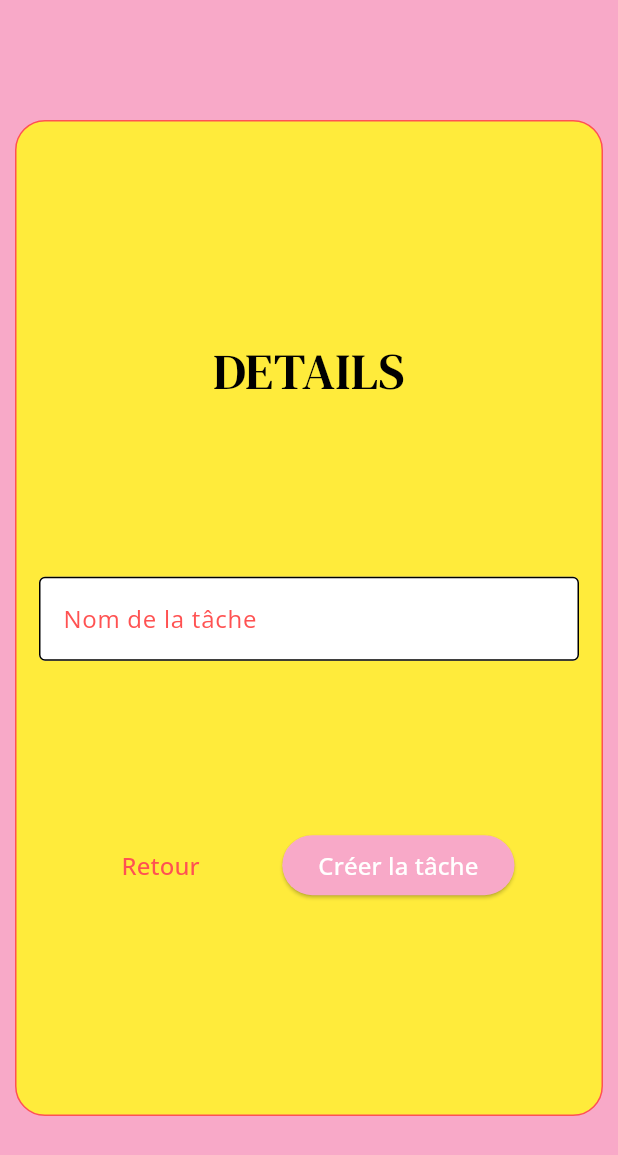
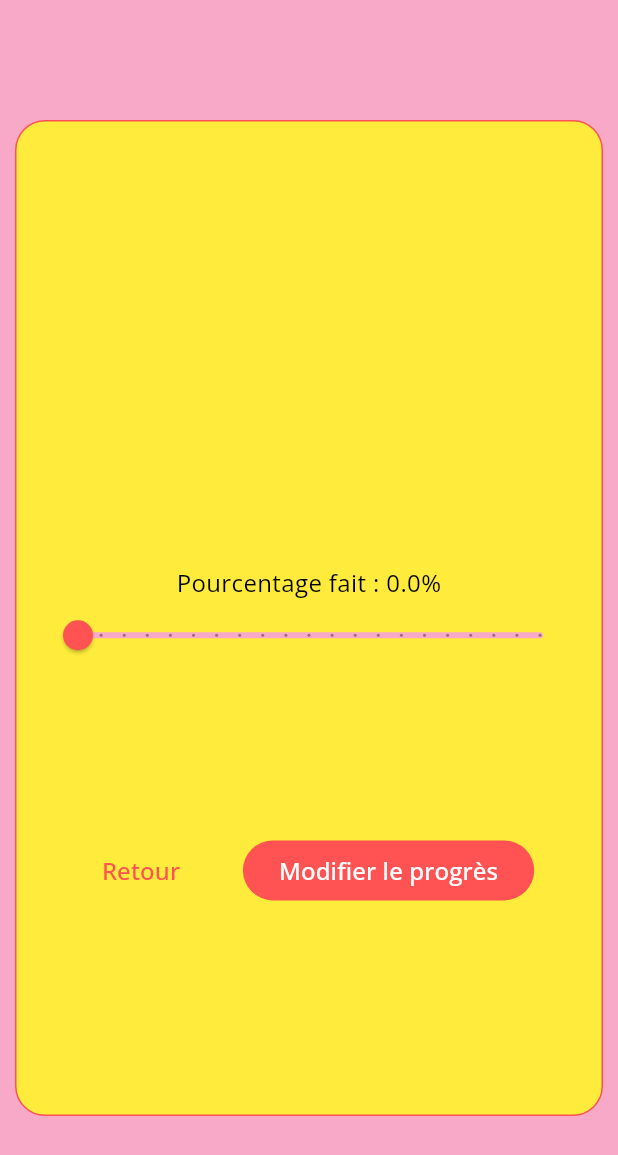
Before and after one commit to 2050189/TP1-FLUTTER, a Flutter app: the Details screen opened directly with empty values, on a phone screen of 412 x 824 dp. Shown: the top 1155 px of the screen. Run offline on Flutter 3.47's test engine with Material 3 defaults, Android fonts, the phone set to English and light mode, and no system bars; our stand-ins replace cookie_jar, dio, dio_cookie_manager, fluttertoast; network calls fail; project files that could hold a hidden picture were left out.

```diff
--- a/tp1_flutter/lib/connexion.dart
+++ b/tp1_flutter/lib/connexion.dart
@@ -159,8 +159,8 @@ class _ConnexionState extends State<Connexion> {
                       OutlinedButton(onPressed: () {
                         NavigationHelper().navigateTo(context, Inscription());
                       }, child: Text("Inscription", style: MyTypography.myBtnTextStyle)),
-                      FilledButton(onPressed: () {
-                        HttpHelper().Login(new SigninRequest(username: pseudoConnexion.text, password: mdpConnexion.text));
+                      FilledButton(onPressed: () async {
+                        await Login(new SigninRequest(username: pseudoConnexion.text, password: mdpConnexion.text));
                         NavigationHelper().navigateTo(context, Accueil());
                       }, child: Text("Se connecter", style: MyTypography.myBtnTextStyle))
                     ],
--- a/tp1_flutter/lib/details.dart
+++ b/tp1_flutter/lib/details.dart
@@ -1,10 +1,15 @@
 import 'package:flutter/material.dart';
+import 'package:tp1_flutter/DTOs/transfer.dart';
+import 'package:tp1_flutter/http.dart';
 import 'package:tp1_flutter/main.dart';
+
+import 'accueil.dart';
 
 class Details extends StatefulWidget {
   const Details({super.key, required this.taskid});
 
   final int taskid;
+
 
   @override
   State<Details> createState() => _DetailsState();
@@ -12,8 +17,31 @@ class Details extends StatefulWidget {
 
 class _DetailsState extends State<Details> {
 
+  String nameOfTask = "";
+
+  double _currentSliderValue = 0;
+
+
+  @override
+  void initState() {
+    // TODO: implement initState
+    super.initState();
+    GetTask();
+  }
+
+  GetTask()    async{
+    TaskDetailResponse tdr = await SeeTask(widget.taskid);
+    setState(() {
+
+    });
+    nameOfTask = tdr.name;
+    _currentSliderValue = tdr.percentageDone as double;
+  }
+
   @override
   Widget build(BuildContext context) {
+
+
 
     return Scaffold(
       body: Column(
@@ -33,29 +61,42 @@ class _DetailsState extends State<Details> {
               mainAxisAlignment: MainAxisAlignment.spaceEvenly,
               children: [
                 Text(
-                  "DETAILS", textAlign: TextAlign.center, style: MyTypography.myHeadingStyle,
+                  nameOfTask, textAlign: TextAlign.center, style: MyTypography.myHeadingStyle,
                 ),
-                TextFormField(
-                  decoration: InputDecoration(
-                      hintStyle: MyTypography.myHintStyle,
-                      labelStyle: MyTypography.myLabelStyle,
-                      labelText: "Nom de la tâche",
-                      border: OutlineInputBorder(
-                      ),
-                      hintText: 'Ex: Examen de math',
-                      fillColor: Colors.white,
-                      filled: true
-                  ),
+                Column(
+                  mainAxisAlignment: MainAxisAlignment.center,
+                  children: [
+                    Text(
+                      "Pourcentage fait : "+_currentSliderValue.toString()+"%", textAlign: TextAlign.center, style: MyTypography.myBodyStyleDark,
+                    ),
+                    Slider(
+                      value: _currentSliderValue,
+                      min: 0,
+                      max: 100,
+                      divisions: 20,
+                      label: _currentSliderValue.round().toString(),
+                      onChanged: (double value) {
+                        setState(() {
+                          _currentSliderValue = value;
+                        });
+                      },
+                    ),
+                  ],
                 ),
+
+
                 Row(
                   mainAxisAlignment: MainAxisAlignment.spaceEvenly,
                   children: [
 
                     TextButton(onPressed: (){
-                      //TODO : NAVIGATION
+                      NavigationHelper().navigateTo(context, Accueil());
                     }, child: Text("Retour", style: MyTypography.myBodyStyle,)),
-                    ElevatedButton(onPressed: (){}, child: Text(
-                      "Créer la tâche", style: MyTypography.myBodyStyleLight,
+                    FilledButton(onPressed: () async{
+                      await ChangeProgress(widget.taskid, _currentSliderValue.toInt());
+                      NavigationHelper().navigateTo(context, Accueil());
+                    }, child: Text(
+                      "Modifier le progrès", style: MyTypography.myBodyStyleLight,
                     ))
                   ],
                 )
--- a/tp1_flutter/lib/inscription.dart
+++ b/tp1_flutter/lib/inscription.dart
@@ -188,8 +188,8 @@ class _InscriptionState extends State<Inscription> {
                         sendhttp();
                         NavigationHelper().home(context);
                       }, child: Text("Connexion", style: MyTypography.myBtnTextStyle)),
-                      FilledButton(onPressed: () {
-                        HttpHelper().Register(new SignupRequest(username: pseudo.text, password: mdp.text));
+                      FilledButton(onPressed: () async {
+                       await Register(new SignupRequest(username: pseudo.text, password: mdp.text));
                         NavigationHelper().navigateTo(context, Accueil());
                       }, child: Text("S'inscrire", style: MyTypography.myBtnTextStyle))
                     ],
--- a/tp1_flutter/pubspec.yaml
+++ b/tp1_flutter/pubspec.yaml
@@ -37,6 +37,7 @@ dependencies:
   cupertino_icons: ^1.0.2
   dio: ^5.4.3+1
   json_annotation: ^4.8.1
+  fluttertoast: ^8.2.6
 
   dio_cookie_manager: ^3.1.0+1
   cookie_jar: ^4.0.8
```
Also changed, not shown: tp1_flutter/lib/accueil.dart (+32 -5 lines), tp1_flutter/lib/creation.dart (+16 -2 lines), tp1_flutter/lib/http.dart (+17 -12 lines), tp1_flutter/pubspec.lock.
